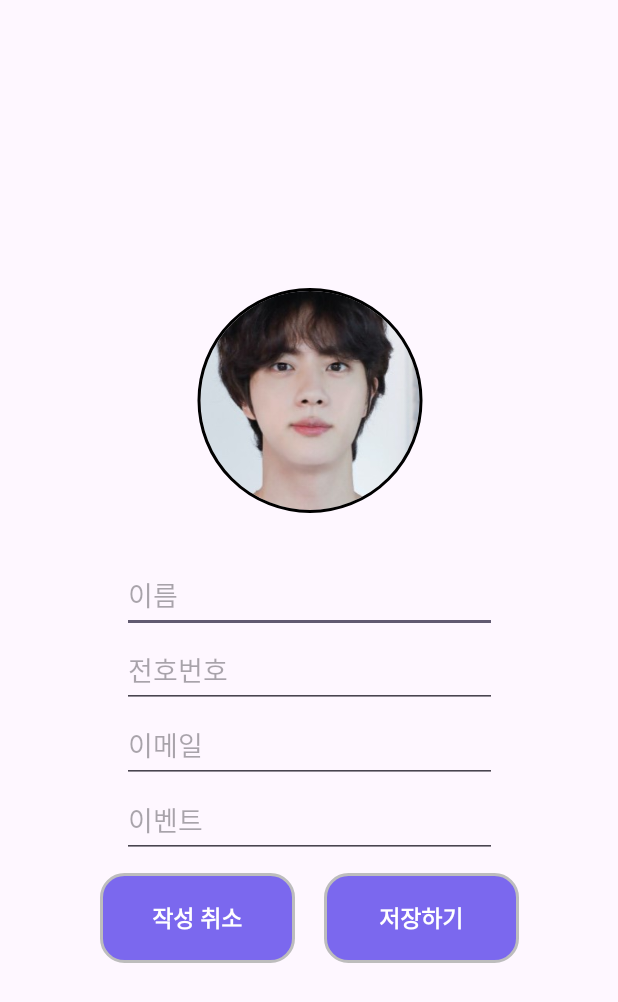
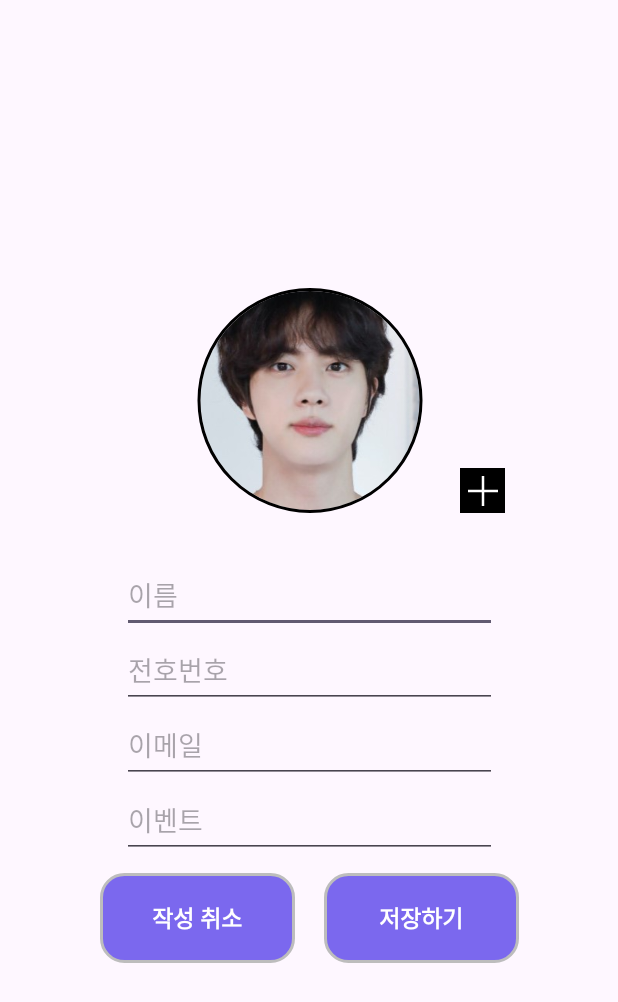
Before and after one commit to NBC-Project-closer/Closer, an Android app: the layout fragment_save_info.xml on its own in the app's theme, with its tools: preview values and no code run, on a phone screen of 412 x 824 dp. Shown: the top 1002 px of the screen. Run offline under Robolectric (Android 15) with nearby library versions, the phone set to English and light mode, and no system bars.

Commit message:
갤러리 사진 추가

```diff
--- a/app/build.gradle.kts
+++ b/app/build.gradle.kts
@@ -49,6 +49,7 @@ android {
     }
 }
 
+
 dependencies {
 
     implementation(libs.circleimageview)
@@ -59,6 +60,8 @@ dependencies {
     implementation(libs.androidx.constraintlayout)
     implementation("androidx.viewpager2:viewpager2:1.0.0")
     implementation("de.hdodenhof:circleimageview:3.1.0")
+    implementation("com.github.bumptech.glide:glide:4.14.2")
+    annotationProcessor("com.github.bumptech.glide:compiler:4.14.2")
     testImplementation(libs.junit)
     androidTestImplementation(libs.androidx.junit)
     androidTestImplementation(libs.androidx.espresso.core)
--- a/app/src/main/AndroidManifest.xml
+++ b/app/src/main/AndroidManifest.xml
@@ -1,7 +1,6 @@
 <?xml version="1.0" encoding="utf-8"?>
 <manifest xmlns:android="http://schemas.android.com/apk/res/android"
     xmlns:tools="http://schemas.android.com/tools">
-
     <application
         android:allowBackup="true"
         android:dataExtractionRules="@xml/data_extraction_rules"
@@ -12,6 +11,7 @@
         android:supportsRtl="true"
         android:theme="@style/Theme.NBC_Closer"
         tools:targetApi="31">
+
         <activity
             android:name=".DetailActivity"
             android:exported="false" />
--- /dev/null
+++ b/app/src/main/res/drawable/add.xml
@@ -0,0 +1,11 @@
+<vector xmlns:android="http://schemas.android.com/apk/res/android"
+    android:width="20dp"
+    android:height="20dp"
+    android:viewportHeight="24.0"
+    android:viewportWidth="24.0">
+    <path
+        android:fillColor="@color/black"
+        android:strokeColor="@color/white"
+        android:strokeWidth="2"
+        android:pathData="M12,0 V24 M0,12 H24" />
+</vector>
--- a/app/src/main/res/layout/fragment_save_info.xml
+++ b/app/src/main/res/layout/fragment_save_info.xml
@@ -16,7 +16,7 @@
         app:layout_constraintTop_toTopOf="parent">
 
         <de.hdodenhof.circleimageview.CircleImageView
-            android:id="@+id/profile"
+            android:id="@+id/dialog_profile"
             android:layout_width="200dp"
             android:layout_height="150dp"
             android:layout_marginTop="30dp"
@@ -39,7 +39,7 @@
             app:layout_constraintEnd_toEndOf="parent"
             app:layout_constraintHorizontal_bias="0.502"
             app:layout_constraintStart_toStartOf="parent"
-            app:layout_constraintTop_toBottomOf="@+id/profile" />
+            app:layout_constraintTop_toBottomOf="@+id/dialog_profile" />
 
         <EditText
             android:id="@+id/dialog_phone_number"
@@ -109,6 +109,15 @@
             android:textStyle="bold"
             app:layout_constraintBottom_toBottomOf="parent"
             app:layout_constraintStart_toStartOf="parent" />
+
+        <ImageButton
+            android:id="@+id/dialog_add"
+            android:layout_width="30dp"
+            android:layout_height="30dp"
+            android:src="@drawable/add"
+            android:background="@color/black"
+            app:layout_constraintBottom_toBottomOf="@+id/dialog_profile"
+            app:layout_constraintStart_toEndOf="@+id/dialog_profile" />
     </androidx.constraintlayout.widget.ConstraintLayout>
 
 
```
Also changed, not shown: app/src/main/java/com/example/nbc_closer/SaveInfoDialogFragment.kt (+45 -4 lines).
